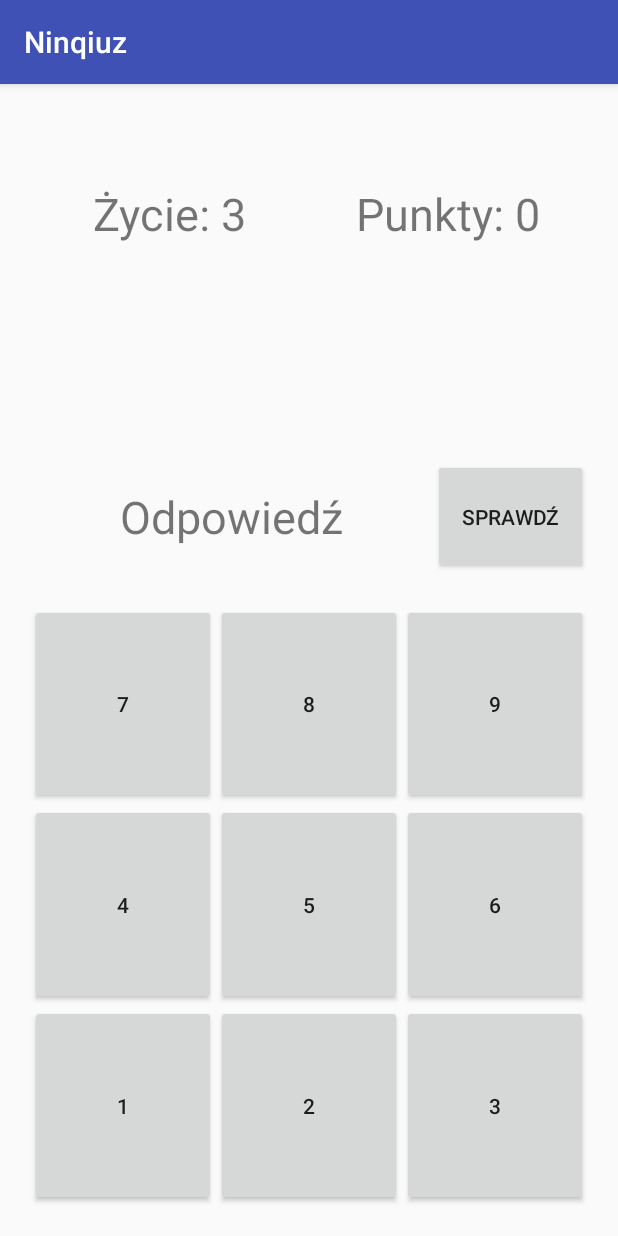
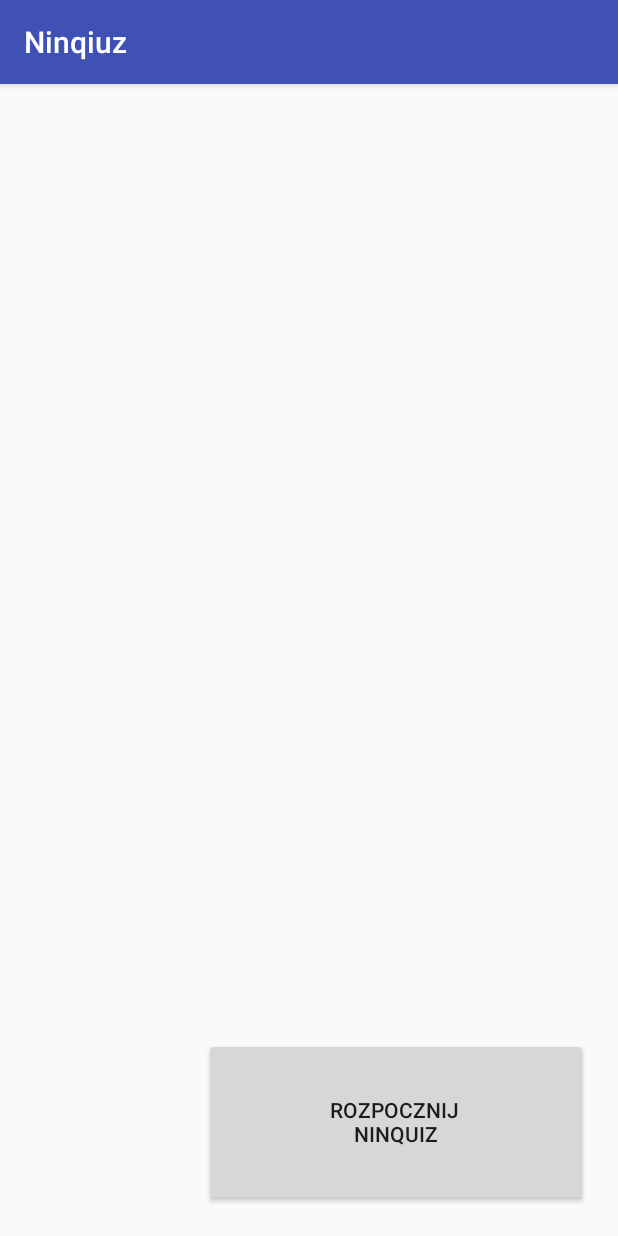
Before and after one commit to mihau87/Ninkulator, an Android app: the Quiz screen opened directly, with no data from a screen before it, on a phone screen of 412 x 824 dp. Run offline under Robolectric (Android 15) with nearby library versions, the phone set to English and light mode, and no system bars.

Commit message:
Skonczony Ninkulator(dodawanie dwoch liczb) i rozpoczecie pracy nad Ninquiz

```diff
--- a/app/src/main/java/pl/mihau/ninqiuz/Quiz.java
+++ b/app/src/main/java/pl/mihau/ninqiuz/Quiz.java
@@ -2,12 +2,67 @@ package pl.mihau.ninqiuz;
 
 import android.support.v7.app.AppCompatActivity;
 import android.os.Bundle;
+import android.view.View;
+import android.widget.Button;
+import android.widget.TextView;
 
 public class Quiz extends AppCompatActivity {
+
+    Button button0;
+    Button button1;
+    Button button2;
+    Button button3;
+    Button button4;
+    Button button5;
+    Button button6;
+    Button button7;
+    Button button8;
+    Button button9;
+    Button checkButton;
+    Button clearButton;
+    TextView answerTextView;
+    TextView questionTextView;
+    TextView lifeTextView;
+    TextView pointsTextView;
+    int life = 3;
+    int points = 0;
 
     @Override
     protected void onCreate(Bundle savedInstanceState) {
         super.onCreate(savedInstanceState);
         setContentView(R.layout.activity_quiz);
-    }
+
+        button0 = (Button) findViewById(R.id.button0);
+        button1 = (Button) findViewById(R.id.button1);
+        button2 = (Button) findViewById(R.id.button2);
+        button3 = (Button) findViewById(R.id.button3);
+        button4 = (Button) findViewById(R.id.button4);
+        button5 = (Button) findViewById(R.id.button5);
+        button6 = (Button) findViewById(R.id.button6);
+        button7 = (Button) findViewById(R.id.button7);
+        button8 = (Button) findViewById(R.id.button8);
+        button9 = (Button) findViewById(R.id.button9);
+        checkButton = (Button) findViewById(R.id.checkButton);
+        clearButton = (Button) findViewById(R.id.clearButton);
+        questionTextView = (TextView) findViewById(R.id.questionTextView);
+        answerTextView = (TextView) findViewById(R.id.answerTextView);
+        lifeTextView = (TextView) findViewById(R.id.lifeTextView);
+        pointsTextView = (TextView) findViewById(R.id.pointsTextView);
+
+        checkButton.setText("Rozpocznij \nNinquiz");
+        button0.setVisibility(View.INVISIBLE);
+        button1.setVisibility(View.INVISIBLE);
+        button2.setVisibility(View.INVISIBLE);
+        button3.setVisibility(View.INVISIBLE);
+        button4.setVisibility(View.INVISIBLE);
+        button5.setVisibility(View.INVISIBLE);
+        button6.setVisibility(View.INVISIBLE);
+        button7.setVisibility(View.INVISIBLE);
+        button8.setVisibility(View.INVISIBLE);
+        button9.setVisibility(View.INVISIBLE);
+        clearButton.setVisibility(View.INVISIBLE);
+        lifeTextView.setVisibility(View.INVISIBLE);
+        pointsTextView.setVisibility(View.INVISIBLE);
+        answerTextView.setVisibility(View.INVISIBLE);
 }
+}
--- a/app/src/main/res/layout/activity_quiz.xml
+++ b/app/src/main/res/layout/activity_quiz.xml
@@ -102,9 +102,9 @@
         <Button
             android:layout_width="wrap_content"
             android:layout_height="match_parent"
-            android:text="Sprawdź"
+            android:text="x"
             android:layout_weight="10"
-            android:id="@+id/checkButton"/>
+            android:id="@+id/clearButton"/>
 
         <Space
             android:layout_width="20dp"
@@ -132,19 +132,19 @@
             android:layout_height="match_parent"
             android:text="7"
             android:layout_weight="1"
-            android:id="@+id/Button7"/>
+            android:id="@+id/button7"/>
         <Button
             android:layout_width="wrap_content"
             android:layout_height="match_parent"
             android:text="8"
             android:layout_weight="1"
-            android:id="@+id/Button8"/>
+            android:id="@+id/button8"/>
         <Button
             android:layout_width="wrap_content"
             android:layout_height="match_parent"
             android:text="9"
             android:layout_weight="1"
-            android:id="@+id/Button9"/>
+            android:id="@+id/button9"/>
 
         <Space
             android:layout_width="20dp"
@@ -169,19 +169,19 @@
             android:layout_height="match_parent"
             android:text="4"
             android:layout_weight="1"
-            android:id="@+id/Button4"/>
+            android:id="@+id/button4"/>
         <Button
             android:layout_width="wrap_content"
             android:layout_height="match_parent"
             android:text="5"
             android:layout_weight="1"
-            android:id="@+id/Button5"/>
+            android:id="@+id/button5"/>
         <Button
             android:layout_width="wrap_content"
             android:layout_height="match_parent"
             android:text="6"
             android:layout_weight="1"
-            android:id="@+id/Button6"/>
+            android:id="@+id/button6"/>
 
         <Space
             android:layout_width="20dp"
@@ -205,20 +205,49 @@
             android:layout_height="match_parent"
             android:text="1"
             android:layout_weight="1"
-            android:id="@+id/Button1"/>
+            android:id="@+id/button1"/>
         <Button
             android:layout_width="wrap_content"
             android:layout_height="match_parent"
             android:text="2"
             android:layout_weight="1"
-            android:id="@+id/Button2"/>
+            android:id="@+id/button2"/>
         <Button
             android:layout_width="wrap_content"
             android:layout_height="match_parent"
             android:text="3"
             android:layout_weight="1"
-            android:id="@+id/Button3"/>
+            android:id="@+id/button3"/>
 
+        <Space
+            android:layout_width="20dp"
+            android:layout_height="wrap_content"
+            android:minHeight="20dp"/>
+
+    </LinearLayout>
+    <LinearLayout
+        android:layout_width="match_parent"
+        android:layout_height="wrap_content"
+        android:orientation="horizontal"
+        android:layout_weight="2">
+
+        <Space
+            android:layout_width="20dp"
+            android:layout_height="wrap_content"
+            android:minHeight="20dp"/>
+
+        <Button
+            android:layout_width="wrap_content"
+            android:layout_height="match_parent"
+            android:text="0"
+            android:layout_weight="1"
+            android:id="@+id/button0"/>
+
+        <Button
+            android:layout_width="wrap_content"
+            android:layout_height="match_parent"
+            android:layout_weight="5"
+            android:id="@+id/checkButton"/>
         <Space
             android:layout_width="20dp"
             android:layout_height="wrap_content"
```
Also changed, not shown: app/src/main/java/pl/mihau/ninqiuz/Ninkulator.java (+58 -6 lines), app/src/main/res/layout/activity_ninkulator.xml (+31 -1 lines).
